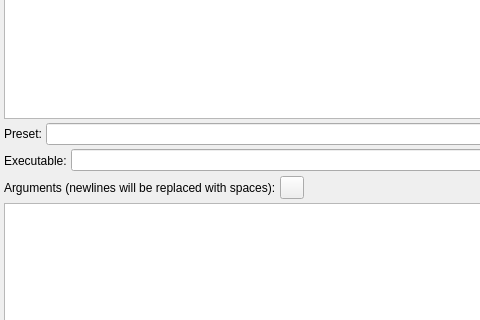
The window that src/frame_consumers/encode_dialog.ui (YomikoR/VapourSynth-Editor) describes before a commit, drawn with Qt 5; both pictures show x 0 to 480 and y 124 to 444 of the 677 by 648 pixel window.
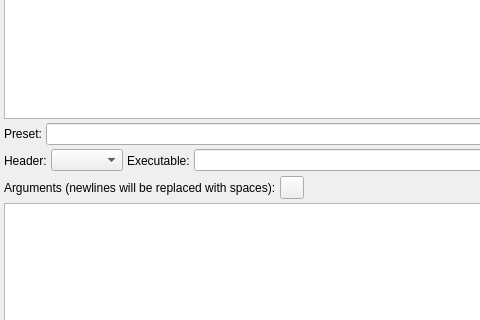
The same window after the commit. Custom widgets are drawn as their Qt base class.

Commit message: Draft yuv4mpeg header support for encoding.

The edit to the form file:
```diff
--- a/src/frame_consumers/encode_dialog.ui
+++ b/src/frame_consumers/encode_dialog.ui
@@ -88,6 +88,20 @@
      <property name="spacing">
       <number>4</number>
      </property>
+     <item>
+      <widget class="QLabel" name="label_3">
+       <property name="text">
+        <string>Header:</string>
+       </property>
+      </widget>
+     </item>
+     <item>
+      <widget class="QComboBox" name="headerTypeComboBox">
+       <property name="sizeAdjustPolicy">
+        <enum>QComboBox::AdjustToContents</enum>
+       </property>
+      </widget>
+     </item>
      <item>
       <widget class="QLabel" name="label">
        <property name="text">
```
The commit also changes 11 other files.
